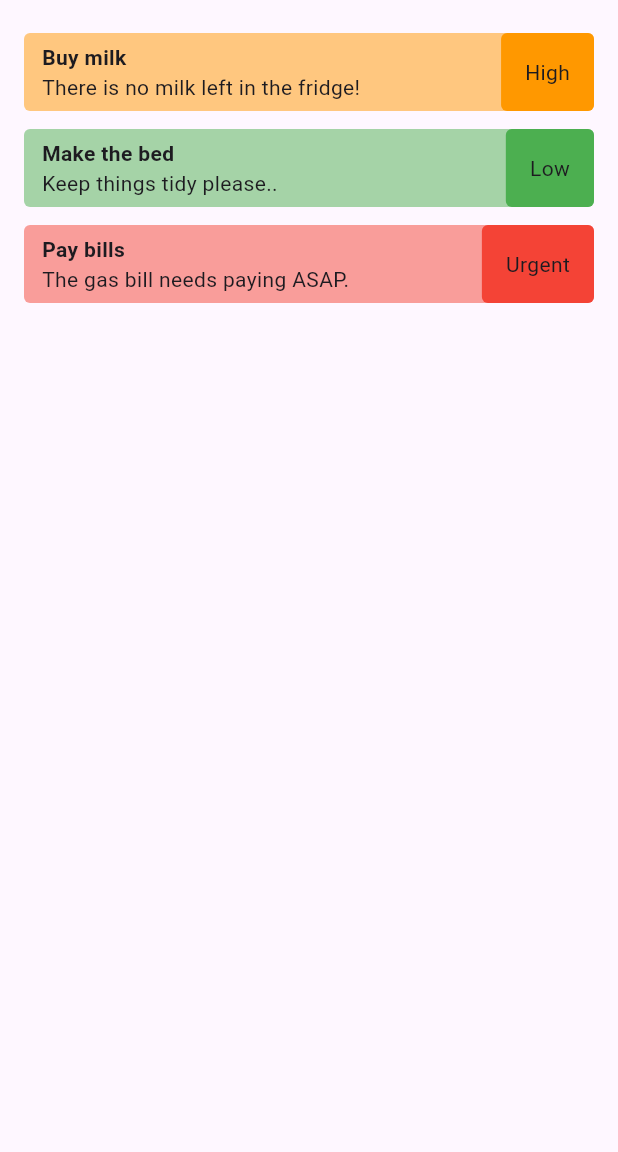
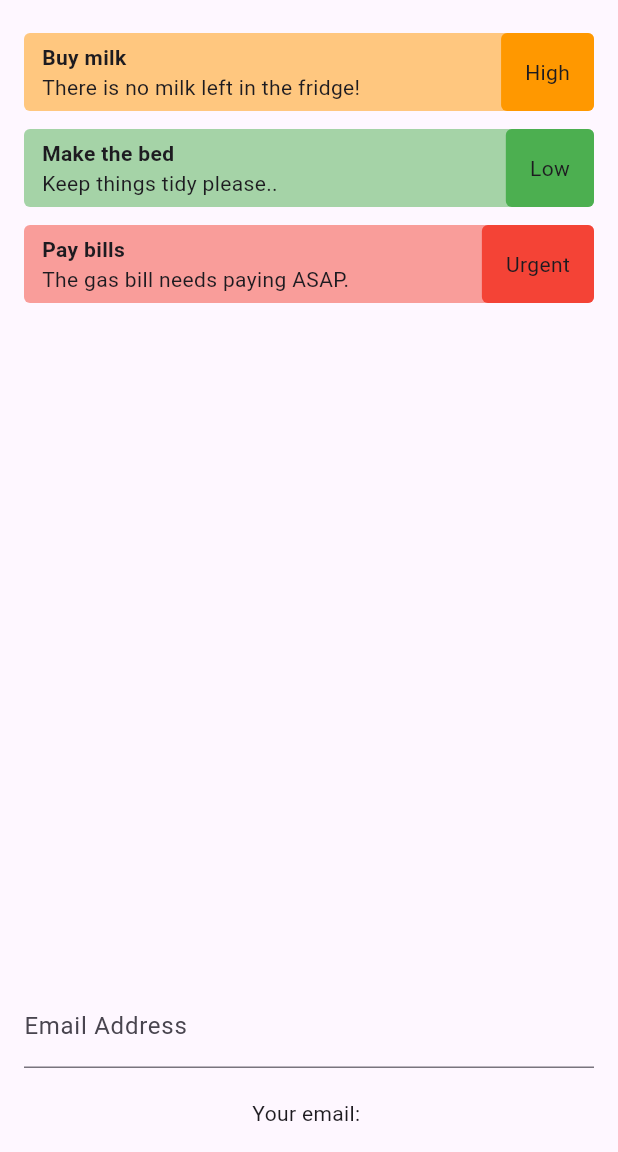
Before and after one commit to Flutter-Dart-Hacks/flutter-forms-netninja, a Flutter app: the screen it shows after launch, on a phone screen of 412 x 824 dp, the part 84-1236 px from its top. Run offline on Flutter 3.47's test engine with Material 3 defaults, Android fonts, the phone set to English and light mode, and no system bars.

Commit message:
Update project

```diff
--- a/lib/home.dart
+++ b/lib/home.dart
@@ -25,6 +25,8 @@ class _HomeState extends State<Home> {
         priority: Priority.urgent),
   ];
 
+  String _email = '';
+
   @override
   Widget build(BuildContext context) {
     return Scaffold(
@@ -40,6 +42,19 @@ class _HomeState extends State<Home> {
             Expanded(child: TodoList(todos: todos)),
 
             // form stuff below here
+            TextField(
+              keyboardType: TextInputType.emailAddress,
+              decoration: const InputDecoration(label: Text('Email Address')),
+              onChanged: (value) {
+                setState(() {
+                  _email = value;
+                });
+              },
+            ),
+            const SizedBox(
+              height: 20,
+            ),
+            Text('Your email: $_email'),
           ],
         ),
       ),
```
